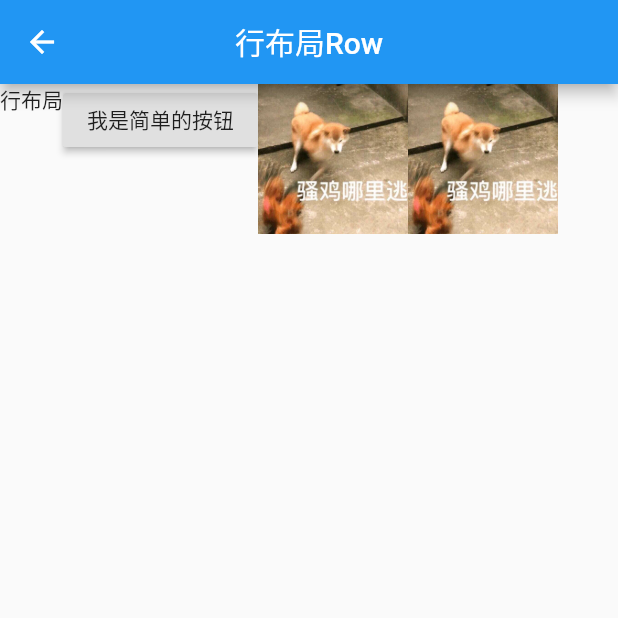
After one commit to cybtls/flutter_demo, a Flutter app: the DemoEntry screen opened directly, after a tap on "Row Demo", on a phone screen of 412 x 824 dp, the top half of it. The commit adds this screen. Run offline on Flutter 3.47's test engine with Material 2 defaults, Android fonts, the phone set to English and light mode, and no system bars; our stand-ins replace dio.

Commit message:
完成文章第一步

```diff
--- a/lib/demo/index.dart
+++ b/lib/demo/index.dart
@@ -55,6 +55,48 @@ class _DemoEntryState extends State<DemoEntry>
               Navigator.pushNamed(context, '/containerDemo');
             },
           ),
+          RaisedButton(
+            child: Text("Row Demo"),
+            onPressed: () {
+              Navigator.pushNamed(context, '/rowDemo');
+            },
+          ),
+          RaisedButton(
+            child: Text("Column Demo"),
+            onPressed: () {
+              Navigator.pushNamed(context, '/columnDemo');
+            },
+          ),
+          RaisedButton(
+            child: Text("Stack Demo"),
+            onPressed: () {
+              Navigator.pushNamed(context, '/stackPositionedDemo');
+            },
+          ),
+          RaisedButton(
+            child: Text("ListView Demo"),
+            onPressed: () {
+              Navigator.pushNamed(context, '/listViewDemo');
+            },
+          ),
+          RaisedButton(
+            child: Text("GridView Demo"),
+            onPressed: () {
+              Navigator.pushNamed(context, '/gridViewDemo');
+            },
+          ),
+          RaisedButton(
+            child: Text("customScrollView Demo"),
+            onPressed: () {
+              Navigator.pushNamed(context, '/customScrollViewDemo');
+            },
+          ),
+          RaisedButton(
+            child: Text("HttpDemo Demo"),
+            onPressed: () {
+              Navigator.pushNamed(context, '/httpDemoDemo');
+            },
+          ),
         ],
       ),
     );
--- /dev/null
+++ b/lib/demo/row.dart
@@ -0,0 +1,54 @@
+import 'package:flutter/material.dart';
+
+class RowDemo extends StatefulWidget {
+  @override
+  _RowDemoState createState() => _RowDemoState();
+}
+
+class _RowDemoState extends State<RowDemo> with SingleTickerProviderStateMixin {
+  @override
+  void initState() {
+    super.initState();
+  }
+
+  @override
+  void dispose() {
+    super.dispose();
+  }
+
+  @override
+  Widget build(BuildContext context) {
+    return Scaffold(
+      appBar: AppBar(
+        title: Text('行布局Row'),
+        centerTitle: true,
+      ),
+      body: Row(
+        mainAxisSize: MainAxisSize
+            .max, //Row在主轴(这里的主轴是相对而言的，Row的主轴是水平的 Column的主轴是垂直的)方向占用的空间，
+        mainAxisAlignment:
+            MainAxisAlignment.start, //子组件在主轴的（同上）上的对齐方式，当mainAxisSize为min是没有意义
+        verticalDirection: VerticalDirection
+            .down, //表示Row纵轴（垂直）的对齐方向，默认是VerticalDirection.down，表示从上到下
+        crossAxisAlignment: CrossAxisAlignment
+            .start, //子组件在副轴（副轴是我自己喜欢的叫法）（row的是指垂直）的（同上）上的对齐方式，可以看到当我设置为start的时候，组件是顶上去的
+        textDirection: TextDirection.ltr, //子组件布局顺序 ltr表示从左开始布局（默认），rtl表示从右开始布局
+        children: <Widget>[
+          Text('行布局'),
+          RaisedButton(
+            child: Text("我是简单的按钮"),
+            onPressed: () {},
+          ),
+          Image(
+            image: AssetImage('images/demo/img1.jpg'),
+            width: 100.0,
+          ),
+          Image(
+            image: AssetImage('images/demo/img1.jpg'),
+            width: 100.0,
+          ),
+        ],
+      ),
+    );
+  }
+}
--- a/lib/router/router.dart
+++ b/lib/router/router.dart
@@ -4,11 +4,18 @@ import '../page/404.dart';
 
 /* demo */
 import '../demo/index.dart';
-import '../demo/Text.dart';
+import '../demo/text.dart';
 import '../demo/button.dart';
 import '../demo/imgAndIcon.dart';
 import '../demo/input.dart';
 import '../demo/container.dart';
+import '../demo/row.dart';
+import '../demo/column.dart';
+import '../demo/stackPositioned.dart';
+import '../demo/listView.dart';
+import '../demo/gridView.dart';
+import '../demo/customScrollView.dart';
+import '../demo/http.dart';
 
 final routes = {
   '/': (context) => MyHomePage(),
@@ -20,6 +27,13 @@ final routes = {
   '/imgAndIcon': (context, {arguments}) => ImgAndIcon(),
   '/inputDemo': (context, {arguments}) => InputDemo(),
   '/containerDemo': (context, {arguments}) => ContainerDemo(),
+  '/rowDemo': (context, {arguments}) => RowDemo(),
+  '/columnDemo': (context, {arguments}) => ColumnDemo(),
+  '/stackPositionedDemo': (context, {arguments}) => StackPositionedDemo(),
+  '/listViewDemo': (context, {arguments}) => ListViewDemo(),
+  '/gridViewDemo': (context, {arguments}) => GridViewDemo(),
+  '/customScrollViewDemo': (context, {arguments}) => CustomScrollViewDemo(),
+  '/httpDemoDemo': (context, {arguments}) => HttpDemo(),
 };
 
 /* 路由拦截 */
--- a/pubspec.yaml
+++ b/pubspec.yaml
@@ -24,6 +24,7 @@ dependencies:
   # Use with the CupertinoIcons class for iOS style icons.
   cupertino_icons: ^0.1.2
   flutter_screenutil: ^1.1.0
+  dio: ^3.0.9
 
 dev_dependencies:
   flutter_test:
```
Also changed, not shown: lib/Util/httpUtil.dart (added, +26 -0 lines), lib/demo/column.dart (added, +51 -0 lines), lib/demo/customScrollView.dart (added, +56 -0 lines), lib/demo/gridView.dart (added, +76 -0 lines), lib/demo/http.dart (added, +42 -0 lines), lib/demo/listView.dart (added, +90 -0 lines), lib/demo/stackPositioned.dart (added, +73 -0 lines), lib/page/homePage.dart (+2 -5 lines), pubspec.lock.
